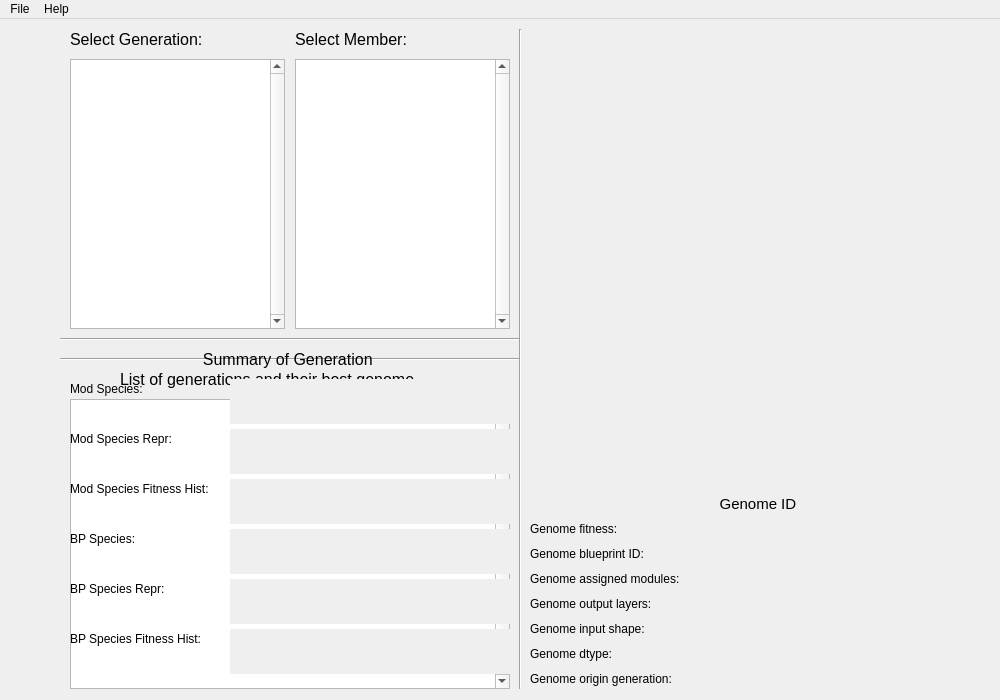
Above: tfne/visualizer/codeepneat/tfnev_codeepneat_mainwindow_ui.ui from YangZhafou/Tensorflow-Neuroevolution before the change. Below: the same form after it.
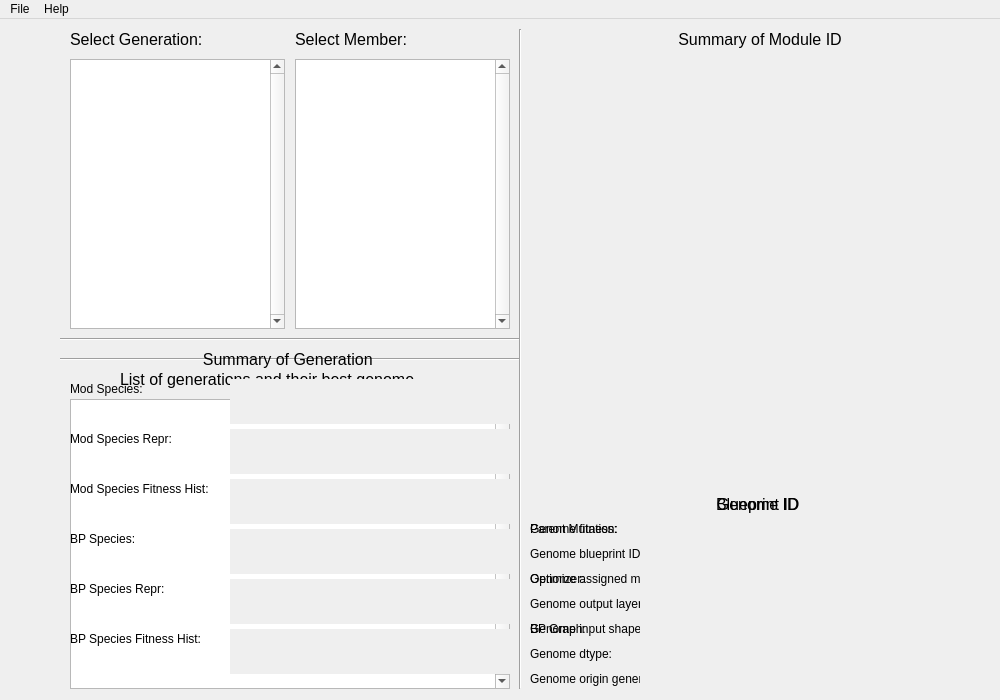
That is the form after the change.

Commit message: Add widgets and information labels for module and blueprint visualization in the mod/bp analysis tab

The edit to the form file:
```diff
--- a/tfne/visualizer/codeepneat/tfnev_codeepneat_mainwindow_ui.ui
+++ b/tfne/visualizer/codeepneat/tfnev_codeepneat_mainwindow_ui.ui
@@ -104,7 +104,7 @@
      </property>
      <property name="font">
       <font>
-       <pointsize>11</pointsize>
+       <pointsize>12</pointsize>
       </font>
      </property>
      <property name="text">
@@ -531,6 +531,46 @@
        <height>660</height>
       </rect>
      </property>
+     <widget class="QLabel" name="mba_lbl_module_heading">
+      <property name="geometry">
+       <rect>
+        <x>0</x>
+        <y>0</y>
+        <width>460</width>
+        <height>20</height>
+       </rect>
+      </property>
+      <property name="font">
+       <font>
+        <pointsize>12</pointsize>
+       </font>
+      </property>
+      <property name="text">
+       <string>Summary of Module ID</string>
+      </property>
+      <property name="alignment">
+       <set>Qt::AlignCenter</set>
+      </property>
+     </widget>
+     <widget class="QLabel" name="mba_lbl_module_summary">
+      <property name="geometry">
+       <rect>
+        <x>0</x>
+        <y>30</y>
+        <width>460</width>
+        <height>630</height>
+       </rect>
+      </property>
+      <property name="text">
+       <string/>
+      </property>
+      <property name="alignment">
+       <set>Qt::AlignLeading|Qt::AlignLeft|Qt::AlignTop</set>
+      </property>
+      <property name="wordWrap">
+       <bool>true</bool>
+      </property>
+     </widget>
     </widget>
     <widget class="QWidget" name="mba_widget_blueprint" native="true">
      <property name="geometry">
@@ -551,6 +591,252 @@
        </rect>
       </property>
      </widget>
+     <widget class="QLabel" name="mba_lbl_blueprint_heading">
+      <property name="geometry">
+       <rect>
+        <x>0</x>
+        <y>465</y>
+        <width>460</width>
+        <height>20</height>
+       </rect>
+      </property>
+      <property name="font">
+       <font>
+        <pointsize>12</pointsize>
+       </font>
+      </property>
+      <property name="text">
+       <string>Blueprint ID </string>
+      </property>
+      <property name="alignment">
+       <set>Qt::AlignCenter</set>
+      </property>
+     </widget>
+     <widget class="QLabel" name="mba_lbl_bp_parent_mut">
+      <property name="geometry">
+       <rect>
+        <x>0</x>
+        <y>490</y>
+        <width>110</width>
+        <height>20</height>
+       </rect>
+      </property>
+      <property name="text">
+       <string>Parent Mutation:</string>
+      </property>
+      <property name="alignment">
+       <set>Qt::AlignLeading|Qt::AlignLeft|Qt::AlignVCenter</set>
+      </property>
+     </widget>
+     <widget class="QLabel" name="mba_lbl_bp_optimizer">
+      <property name="geometry">
+       <rect>
+        <x>0</x>
+        <y>540</y>
+        <width>110</width>
+        <height>20</height>
+       </rect>
+      </property>
+      <property name="text">
+       <string>Optimizer:</string>
+      </property>
+      <property name="alignment">
+       <set>Qt::AlignLeading|Qt::AlignLeft|Qt::AlignVCenter</set>
+      </property>
+     </widget>
+     <widget class="QLabel" name="mba_lbl_bp_graph">
+      <property name="geometry">
+       <rect>
+        <x>0</x>
+        <y>590</y>
+        <width>110</width>
+        <height>20</height>
+       </rect>
+      </property>
+      <property name="text">
+       <string>BP Graph:</string>
+      </property>
+      <property name="alignment">
+       <set>Qt::AlignLeading|Qt::AlignLeft|Qt::AlignVCenter</set>
+      </property>
+     </widget>
+     <widget class="QScrollArea" name="mba_lbl_bp_parent_mut_area">
+      <property name="geometry">
+       <rect>
+        <x>110</x>
+        <y>490</y>
+        <width>350</width>
+        <height>45</height>
+       </rect>
+      </property>
+      <property name="frameShape">
+       <enum>QFrame::NoFrame</enum>
+      </property>
+      <property name="horizontalScrollBarPolicy">
+       <enum>Qt::ScrollBarAlwaysOff</enum>
+      </property>
+      <property name="widgetResizable">
+       <bool>true</bool>
+      </property>
+      <property name="alignment">
+       <set>Qt::AlignLeading|Qt::AlignLeft|Qt::AlignTop</set>
+      </property>
+      <widget class="QWidget" name="mba_lbl_bp_parent_mut_widget">
+       <property name="geometry">
+        <rect>
+         <x>0</x>
+         <y>0</y>
+         <width>350</width>
+         <height>45</height>
+        </rect>
+       </property>
+       <layout class="QVBoxLayout" name="mba_lbl_bp_parent_mut_layout">
+        <property name="leftMargin">
+         <number>0</number>
+        </property>
+        <property name="topMargin">
+         <number>3</number>
+        </property>
+        <property name="rightMargin">
+         <number>10</number>
+        </property>
+        <property name="bottomMargin">
+         <number>0</number>
+        </property>
+        <item>
+         <widget class="QLabel" name="mba_lbl_bp_parent_mut_value">
+          <property name="text">
+           <string/>
+          </property>
+          <property name="alignment">
+           <set>Qt::AlignLeading|Qt::AlignLeft|Qt::AlignTop</set>
+          </property>
+          <property name="wordWrap">
+           <bool>true</bool>
+          </property>
+         </widget>
+        </item>
+       </layout>
+      </widget>
+     </widget>
+     <widget class="QScrollArea" name="mba_lbl_bp_optimizer_area">
+      <property name="geometry">
+       <rect>
+        <x>110</x>
+        <y>540</y>
+        <width>350</width>
+        <height>45</height>
+       </rect>
+      </property>
+      <property name="frameShape">
+       <enum>QFrame::NoFrame</enum>
+      </property>
+      <property name="horizontalScrollBarPolicy">
+       <enum>Qt::ScrollBarAlwaysOff</enum>
+      </property>
+      <property name="widgetResizable">
+       <bool>true</bool>
+      </property>
+      <property name="alignment">
+       <set>Qt::AlignLeading|Qt::AlignLeft|Qt::AlignTop</set>
+      </property>
+      <widget class="QWidget" name="mba_lbl_bp_optimizer_widget">
+       <property name="geometry">
+        <rect>
+         <x>0</x>
+         <y>0</y>
+         <width>350</width>
+         <height>45</height>
+        </rect>
+       </property>
+       <layout class="QVBoxLayout" name="mba_lbl_bp_optimizer_layout">
+        <property name="leftMargin">
+         <number>0</number>
+        </property>
+        <property name="topMargin">
+         <number>3</number>
+        </property>
+        <property name="rightMargin">
+         <number>10</number>
+        </property>
+        <property name="bottomMargin">
+         <number>0</number>
+        </property>
+        <item>
+         <widget class="QLabel" name="mba_lbl_bp_optimizer_value">
+          <property name="text">
+           <string/>
+          </property>
+          <property name="alignment">
+           <set>Qt::AlignLeading|Qt::AlignLeft|Qt::AlignTop</set>
+          </property>
+          <property name="wordWrap">
+           <bool>true</bool>
+          </property>
+         </widget>
+        </item>
+       </layout>
+      </widget>
+     </widget>
+     <widget class="QScrollArea" name="mba_lbl_bp_graph_area">
+      <property name="geometry">
+       <rect>
+        <x>110</x>
+        <y>590</y>
+        <width>350</width>
+        <height>70</height>
+       </rect>
+      </property>
+      <property name="frameShape">
+       <enum>QFrame::NoFrame</enum>
+      </property>
+      <property name="horizontalScrollBarPolicy">
+       <enum>Qt::ScrollBarAlwaysOff</enum>
+      </property>
+      <property name="widgetResizable">
+       <bool>true</bool>
+      </property>
+      <property name="alignment">
+       <set>Qt::AlignLeading|Qt::AlignLeft|Qt::AlignTop</set>
+      </property>
+      <widget class="QWidget" name="mba_lbl_bp_graph_widget">
+       <property name="geometry">
+        <rect>
+         <x>0</x>
+         <y>0</y>
+         <width>350</width>
+         <height>70</height>
+        </rect>
+       </property>
+       <layout class="QVBoxLayout" name="mba_lbl_bp_graph_layout">
+        <property name="leftMargin">
+         <number>0</number>
+        </property>
+        <property name="topMargin">
+         <number>3</number>
+        </property>
+        <property name="rightMargin">
+         <number>10</number>
+        </property>
+        <property name="bottomMargin">
+         <number>0</number>
+        </property>
+        <item>
+         <widget class="QLabel" name="mba_lbl_bp_graph_value">
+          <property name="text">
+           <string/>
+          </property>
+          <property name="alignment">
+           <set>Qt::AlignLeading|Qt::AlignLeft|Qt::AlignTop</set>
+          </property>
+          <property name="wordWrap">
+           <bool>true</bool>
+          </property>
+         </widget>
+        </item>
+       </layout>
+      </widget>
+     </widget>
     </widget>
     <widget class="QLabel" name="mba_lbl_gen_summary_heading">
      <property name="geometry">
```
The commit also changes 1 other file.
